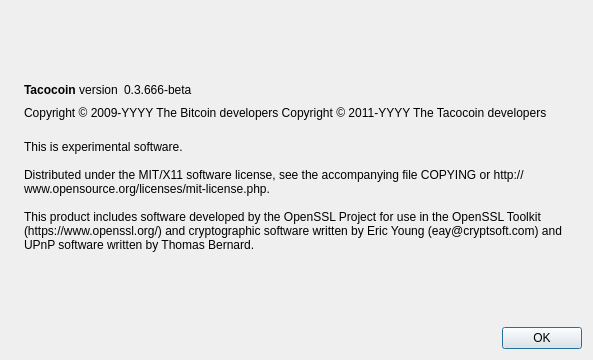
The window that src/qt/forms/aboutdialog.ui (ohathar/easysend) describes before a commit, drawn with Qt 5.
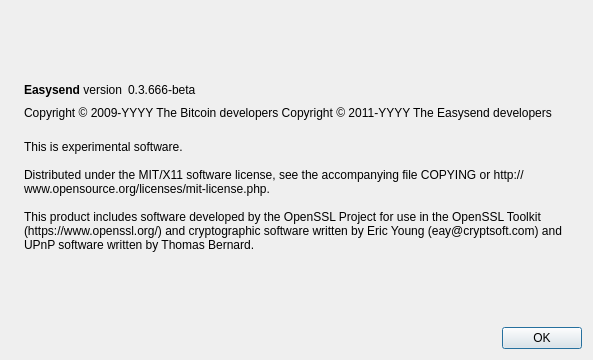
The same window after the commit. Icons and pictures are not drawn.

```diff
--- a/src/qt/forms/aboutdialog.ui
+++ b/src/qt/forms/aboutdialog.ui
@@ -50,7 +50,7 @@
           <cursorShape>IBeamCursor</cursorShape>
          </property>
          <property name="text">
-          <string>&lt;b&gt;Tacocoin&lt;/b&gt; version</string>
+          <string>&lt;b&gt;Easysend&lt;/b&gt; version</string>
          </property>
          <property name="textInteractionFlags">
           <set>Qt::LinksAccessibleByMouse|Qt::TextSelectableByKeyboard|Qt::TextSelectableByMouse</set>
@@ -92,7 +92,7 @@
        </property>
        <property name="text">
         <string notr="true">Copyright &amp;copy; 2009-YYYY The Bitcoin developers
-Copyright &amp;copy; 2011-YYYY The Tacocoin developers</string>
+Copyright &amp;copy; 2011-YYYY The Easysend developers</string>
        </property>
        <property name="textFormat">
         <enum>Qt::RichText</enum>
```
Left out of the diff: 2 changed lines with no effect on the pictures.
